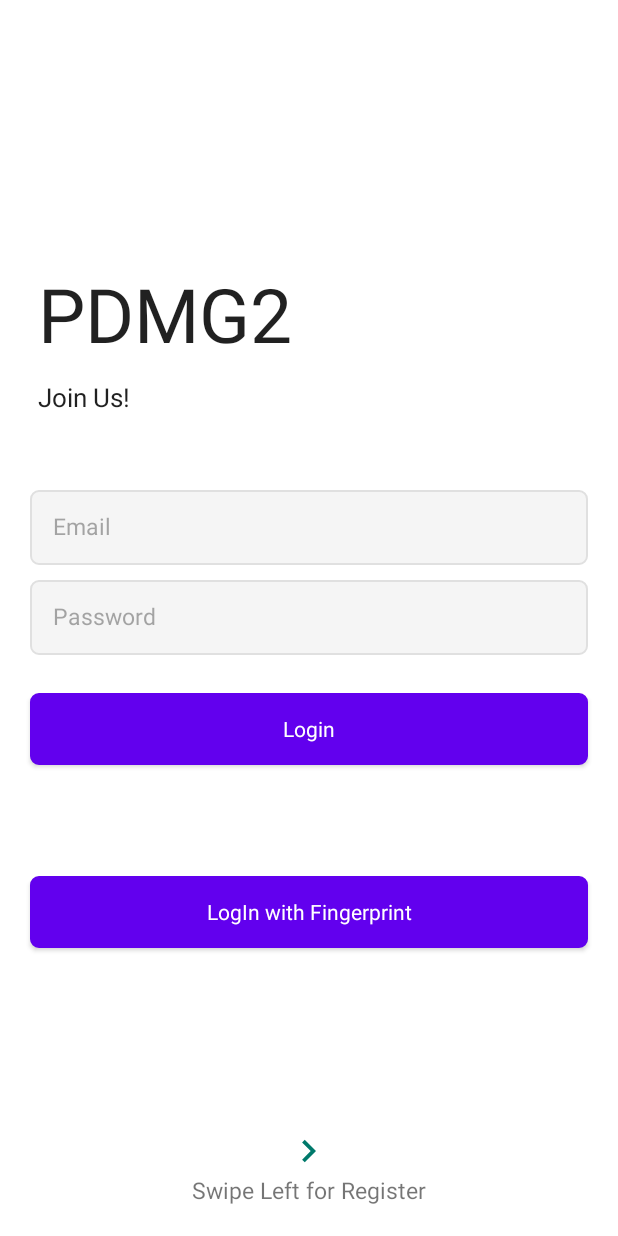
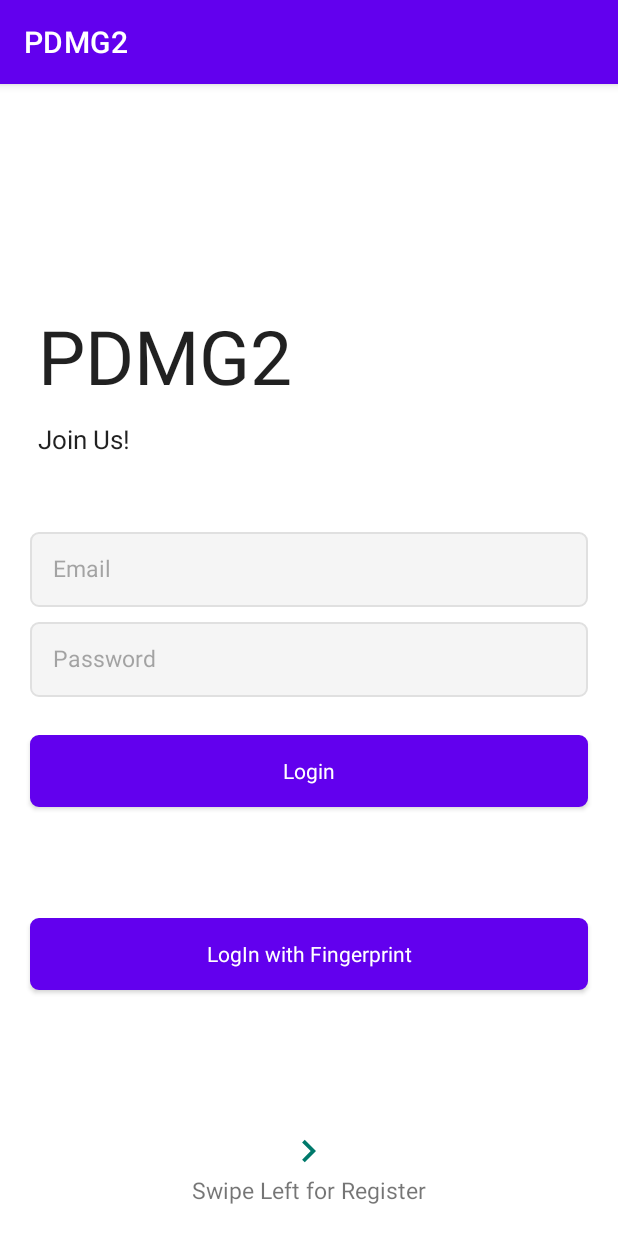
Before and after one commit to Mateo-drr/PDM, an Android app: the screen it shows after launch (LogActivity), on a phone screen of 412 x 824 dp. Run offline under Robolectric (Android 15) with nearby library versions, the phone set to English and light mode, and no system bars.

Commit message:
11/21 main activity launches

```diff
--- a/app/src/main/AndroidManifest.xml
+++ b/app/src/main/AndroidManifest.xml
@@ -11,12 +11,13 @@
         android:theme="@style/Theme.PDMG2">
         <activity
             android:name=".MainActivity"
+            android:theme="@style/Theme.PDMG2.NoActionBar"
             android:parentActivityName=".LogActivity" />
 
         <activity
             android:name=".LogActivity"
-            android:label="@string/app_name"
-            android:theme="@style/Theme.PDMG2.NoActionBar">
+            android:label="@string/app_name">
+
             <intent-filter>
                 <action android:name="android.intent.action.MAIN" />
 
--- a/app/src/main/res/layout/fragment_login.xml
+++ b/app/src/main/res/layout/fragment_login.xml
@@ -14,21 +14,21 @@
     <TextView
         android:id="@+id/tv_subtitle"
         style ="@style/Theme.PDMG2.LogIn"
-        android:layout_above="@id/txtemail"
+        android:layout_above="@id/txtlogemail"
         android:layout_marginStart="25dp"
         android:layout_marginBottom="50dp"
         android:text="@string/tag"
         android:textSize="17sp" />
 
     <EditText
-        android:id="@+id/txtemail"
+        android:id="@+id/txtlogemail"
         style="@style/Theme.PDMG2.LogIn_credentials"
-        android:layout_above="@id/txtpassword"
+        android:layout_above="@id/txtlogpass"
         android:hint="@string/e_mail"
         android:inputType="textEmailAddress"/>
 
     <EditText
-        android:id="@+id/txtpassword"
+        android:id="@+id/txtlogpass"
         style="@style/Theme.PDMG2.LogIn_credentials"
         android:layout_centerInParent="true"
         android:hint="@string/password"
@@ -37,7 +37,7 @@
     <Button
         android:id="@+id/btn_login"
         style="@style/Theme.PDMG2.LogIn_Button"
-        android:layout_below="@id/txtpassword"
+        android:layout_below="@id/txtlogpass"
         android:layout_marginTop="15dp"
         android:onClick="onClickLogin"
         android:text="@string/login"
```
Also changed, not shown: app/src/main/java/com/example/pdmg2/LogActivity.java (+12 -11 lines), app/src/main/res/layout/fragment_register.xml (+4 -4 lines).
